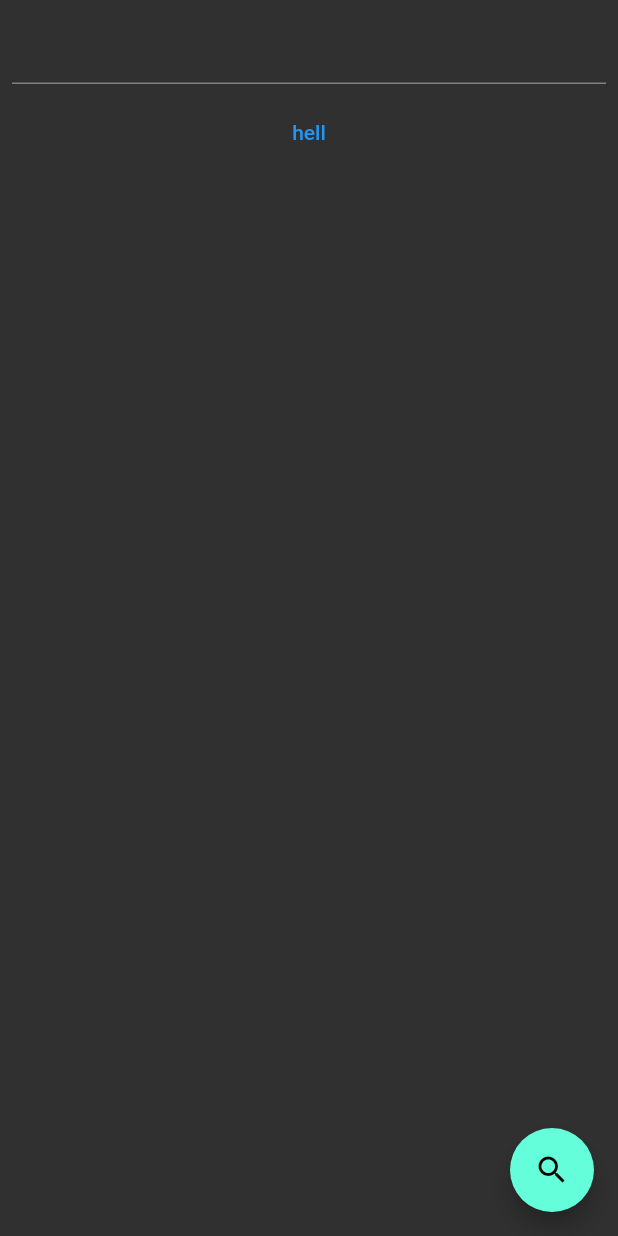
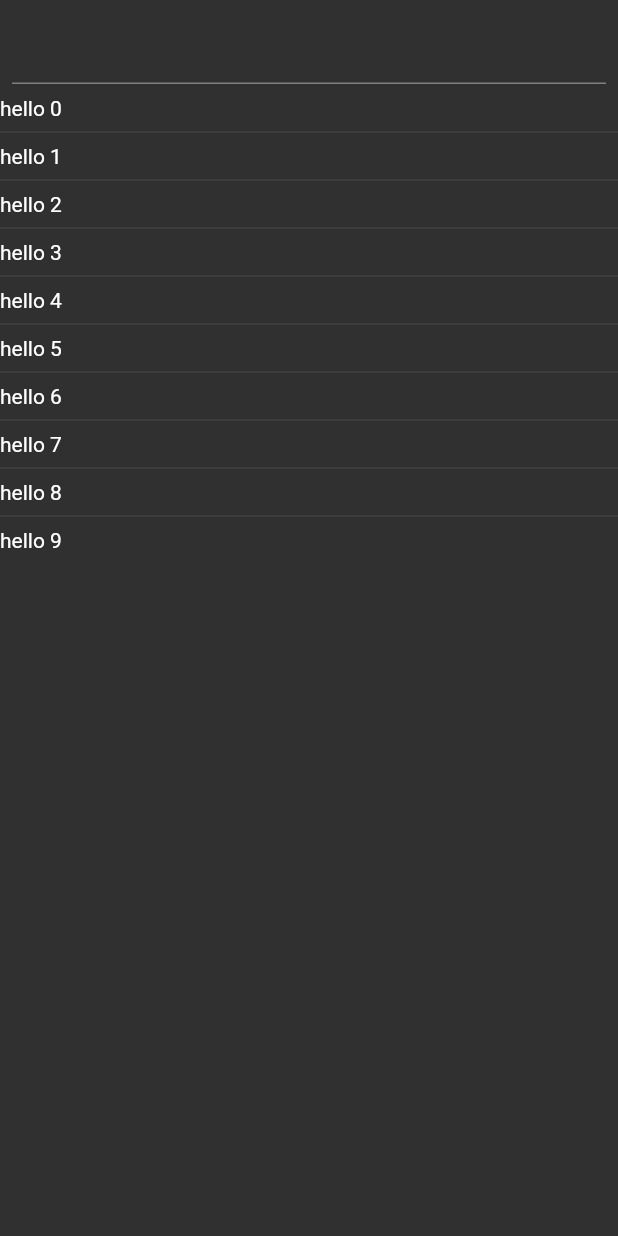
Before and after one commit to tnsgud/only_for_me, a Flutter app: the screen it shows after launch, on a phone screen of 412 x 824 dp. Run offline on Flutter 3.47's test engine with Material 2 defaults, Android fonts, the phone set to English and light mode, and no system bars; our stand-ins replace flutter_dotenv, permission_handler; missing offline and left inert: youtube_api, youtube_explode_dart.

```diff
--- a/lib/main.dart
+++ b/lib/main.dart
@@ -37,6 +37,8 @@ class MyHomePage extends StatefulWidget {
 
 class _MyHomePageState extends State<MyHomePage> {
   List<YouTubeVideo> youtubeVideos = [];
+  List<String> demo = [];
+  bool isLoading = false;
   final TextEditingController _controller = TextEditingController();
 
   @override
@@ -76,19 +78,37 @@ class _MyHomePageState extends State<MyHomePage> {
     await fileStream.close();
   }
 
+  Future<String> _fetch1() async {
+    await Future.delayed(const Duration(seconds: 5));
+
+    return 'Hello';
+  }
+
   Future searchYoutube() async {
     if (_controller.text.isEmpty) {
       return;
     }
 
+    await Future.delayed(const Duration(seconds: 5));
     var youtubeAPI = YoutubeAPI(
       '${dotenv.env['YOUTUBE_API_KEY']}',
       maxResults: 50,
     );
+
     youtubeVideos = await youtubeAPI.search(
       _controller.text,
       type: 'video',
     );
+  }
+
+  Future demoMethod() async {
+    await Future.delayed(const Duration(seconds: 5));
+
+    for (var i = 0; i < 10; i++) {
+      demo.add('$i');
+    }
+
+    return demo;
   }
 
   get _getExternalDir async {
@@ -106,41 +126,69 @@ class _MyHomePageState extends State<MyHomePage> {
             child: TextField(
               controller: _controller,
               textInputAction: TextInputAction.search,
-              onSubmitted: (value) {
-                searchYoutube();
-              },
+              onSubmitted: (value) => demoMethod(),
             ),
           ),
-          TextButton(
-            child: const Text("hell"),
-            onPressed: () => _getStoragePermission(),
-          ),
           FutureBuilder(
-            future: searchYoutube(),
-            builder: (context, _) {
-              return Expanded(
-                child: ListView.separated(
-                  itemBuilder: (context, index) {
-                    return ListTile(
-                      title: Text(youtubeVideos[index].title),
-                      onTap: () async => _downloadYoutubeAudio(
-                        videoId: youtubeVideos[index].id!,
-                        path:
-                            '${await _getExternalDir}/${youtubeVideos[index].title}.wav',
-                      ),
-                    );
-                  },
-                  separatorBuilder: (context, index) => const Divider(),
-                  itemCount: youtubeVideos.length,
-                ),
-              );
+            future: demoMethod(),
+            builder: (context, snapshot) {
+              if (!snapshot.hasData) {
+                return const CircularProgressIndicator();
+              } else if (snapshot.hasError) {
+                return Text('error:${snapshot.error}');
+              } else {
+                return Expanded(
+                  child: ListView.separated(
+                    itemBuilder: (context, index) {
+                      return Text('hello ${demo[index]}');
+                    },
+                    separatorBuilder: (context, index) => const Divider(),
+                    itemCount: demo.length,
+                  ),
+                );
+              }
             },
           )
+          // FutureBuilder(
+          //   future: searchYoutube(),
+          //   builder: (context, snapshot) {
+          //     if (snapshot.hasData == false) {
+          //       return const CircularProgressIndicator();
+          //     } else if (snapshot.hasError) {
+          //       return Text('error:${snapshot.error}');
+          //     } else {
+          //       return Expanded(
+          //         child: ListView.separated(
+          //           itemBuilder: (context, index) {
+          //             var value = false;
+          //             return ListTile(
+          //               leading: Image.network(
+          //                   youtubeVideos[index].thumbnail.small.url!),
+          //               title: Text(youtubeVideos[index].title),
+          //               onTap: () async => _downloadYoutubeAudio(
+          //                 videoId: youtubeVideos[index].id!,
+          //                 path:
+          //                     '${await _getExternalDir}/${youtubeVideos[index].title}.wav',
+          //               ),
+          //               trailing: Checkbox(
+          //                 value: value,
+          //                 onChanged: (newValue) {
+          //                   print(newValue);
+          //                   setState(() {
+          //                     value = newValue!;
+          //                   });
+          //                 },
+          //               ),
+          //             );
+          //           },
+          //           separatorBuilder: (context, index) => const Divider(),
+          //           itemCount: youtubeVideos.length,
+          //         ),
+          //       );
+          //     }
+          //   },
+          // ),
         ],
-      ),
-      floatingActionButton: FloatingActionButton(
-        onPressed: () => searchYoutube(),
-        child: const Icon(Icons.search),
       ),
     );
   }
```
Also changed, not shown: dataStructure.json (added, +15 -0 lines).
